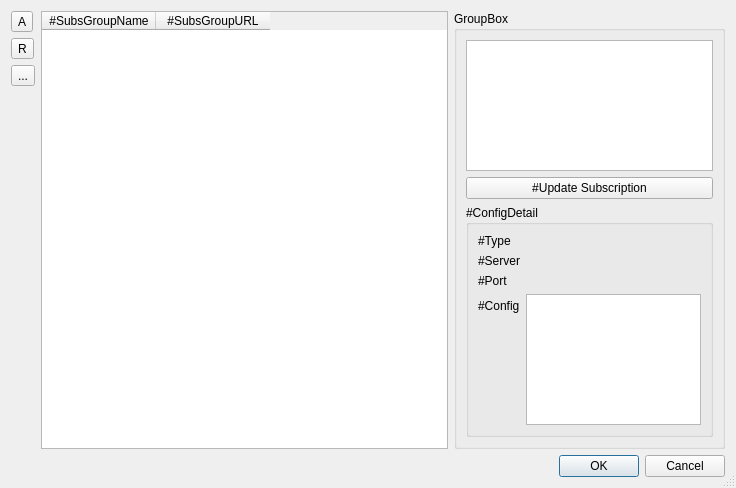
Qt form src/w_SubscribeEditor.ui (darsvador/qvssr) before a commit.
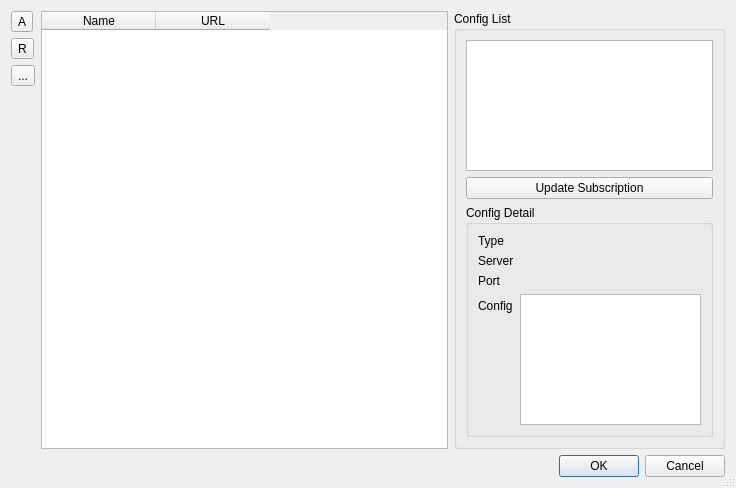
The same form after that commit. Icons and pictures are not drawn.

```diff
--- a/src/w_SubscribeEditor.ui
+++ b/src/w_SubscribeEditor.ui
@@ -115,12 +115,12 @@
      </attribute>
      <column>
       <property name="text">
-       <string>#SubsGroupName</string>
+       <string>Name</string>
       </property>
      </column>
      <column>
       <property name="text">
-       <string>#SubsGroupURL</string>
+       <string>URL</string>
       </property>
      </column>
     </widget>
@@ -128,7 +128,7 @@
    <item row="0" column="2">
     <widget class="QGroupBox" name="groupBox_2">
      <property name="title">
-      <string>GroupBox</string>
+      <string>Config List</string>
      </property>
      <layout class="QVBoxLayout" name="verticalLayout_2">
       <item>
@@ -137,20 +137,20 @@
       <item>
        <widget class="QPushButton" name="updateButton">
         <property name="text">
-         <string>#Update Subscription</string>
+         <string>Update Subscription</string>
         </property>
        </widget>
       </item>
       <item>
        <widget class="QGroupBox" name="groupBox">
         <property name="title">
-         <string>#ConfigDetail</string>
+         <string>Config Detail</string>
         </property>
         <layout class="QFormLayout" name="formLayout">
          <item row="0" column="0">
           <widget class="QLabel" name="label">
            <property name="text">
-            <string>#Type</string>
+            <string>Type</string>
            </property>
           </widget>
          </item>
@@ -164,7 +164,7 @@
          <item row="1" column="0">
           <widget class="QLabel" name="label_3">
            <property name="text">
-            <string>#Server</string>
+            <string>Server</string>
            </property>
           </widget>
          </item>
@@ -178,7 +178,7 @@
          <item row="3" column="0">
           <widget class="QLabel" name="label_5">
            <property name="text">
-            <string>#Config</string>
+            <string>Config</string>
            </property>
           </widget>
          </item>
@@ -188,7 +188,7 @@
          <item row="2" column="0">
           <widget class="QLabel" name="label_2">
            <property name="text">
-            <string>#Port</string>
+            <string>Port</string>
            </property>
           </widget>
          </item>
```
